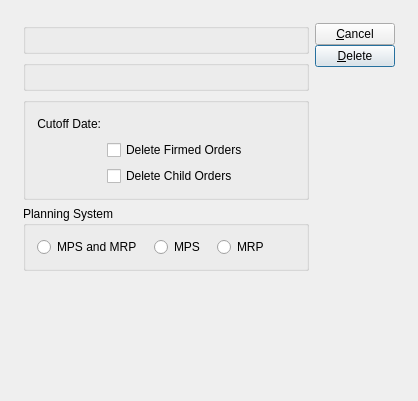
Qt form guiclient/deletePlannedOrdersByPlannerCode.ui (discountscott/qt-client) before a commit.
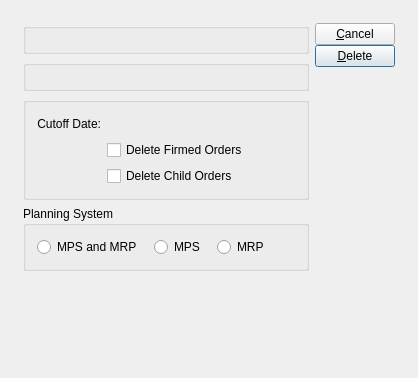
The same form after that commit. Custom widgets are drawn as their Qt base class.

The edit to the form file:
```diff
--- a/guiclient/deletePlannedOrdersByPlannerCode.ui
+++ b/guiclient/deletePlannedOrdersByPlannerCode.ui
@@ -8,19 +8,19 @@
 is available at www.xtuple.com/CPAL.  By using this software, you agree
 to be bound by its terms.</comment>
  <class>deletePlannedOrdersByPlannerCode</class>
- <widget class="QDialog" name="deletePlannedOrdersByPlannerCode">
-  <property name="geometry">
+ <widget class="QDialog" name="deletePlannedOrdersByPlannerCode" >
+  <property name="geometry" >
    <rect>
     <x>0</x>
     <y>0</y>
     <width>418</width>
-    <height>401</height>
+    <height>378</height>
    </rect>
   </property>
-  <property name="sizeHint" stdset="0">
+  <property name="sizeHint" stdset="0" >
    <size>
-    <width>432</width>
-    <height>401</height>
+    <width>418</width>
+    <height>378</height>
    </size>
   </property>
   <property name="windowTitle">
@@ -270,7 +270,7 @@
    </item>
   </layout>
  </widget>
- <layoutdefault spacing="6" margin="11"/>
+ <layoutdefault spacing="6" margin="11" />
  <customwidgets>
   <customwidget>
    <class>DLineEdit</class>
```
Left out of the diff: 154 changed lines with no effect on the pictures.
